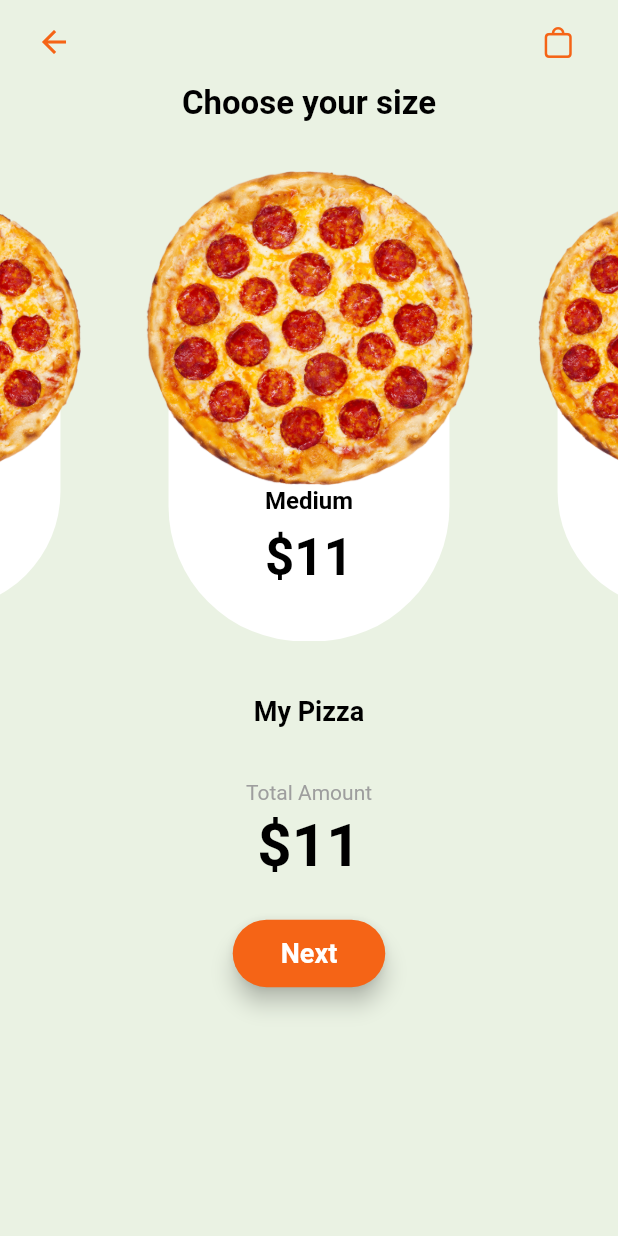
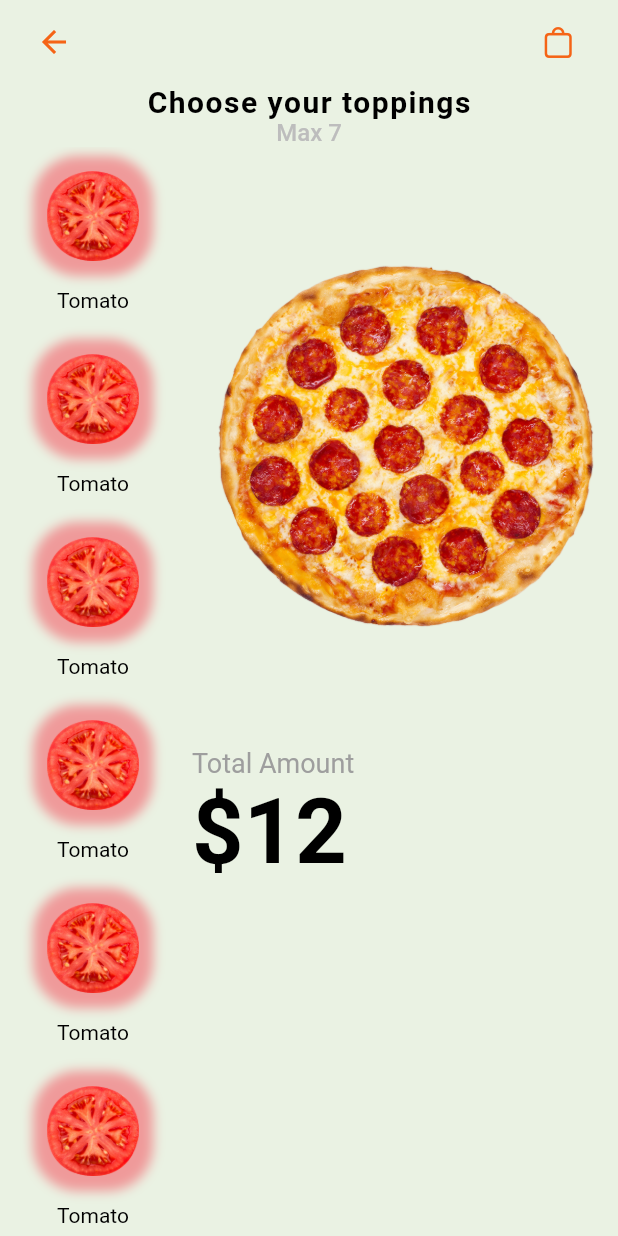
Before and after one commit to mjhamm/pizza_order_flutter, a Flutter app: the CreateStep1 screen opened directly, after a tap on "Next", on a phone screen of 412 x 824 dp. Run offline on Flutter 3.47's test engine with Material 2 defaults, Android fonts, the phone set to English and light mode, and no system bars; drawn by our look-alikes of carousel_slider.

Commit message:
toppings screen

```diff
--- a/lib/create_step_1.dart
+++ b/lib/create_step_1.dart
@@ -2,6 +2,7 @@ import 'package:carousel_slider/carousel_slider.dart';
 import 'package:flutter/cupertino.dart';
 import 'package:flutter/material.dart';
 import 'package:flutter/services.dart';
+import 'package:pizza_app/step2/create_step_2.dart';
 import 'package:pizza_app/custom_colors.dart';
 import 'package:pizza_app/step_item.dart';
 import 'package:pizza_app/step_list_item.dart';
@@ -72,6 +73,7 @@ class _CreateStep1State extends State<CreateStep1> {
                   child: Container(
                     child: CarouselSlider.builder(
                       options: CarouselOptions(
+                        scrollPhysics: BouncingScrollPhysics(),
                         viewportFraction: 0.6,
                         height: MediaQuery.of(context).size.height / 2.5,
                         initialPage: 1,
@@ -122,7 +124,7 @@ class _CreateStep1State extends State<CreateStep1> {
                       )
                     ),
                     onPressed: () {
-
+                      Navigator.of(context).push(MaterialPageRoute(builder: (context) => CreateStep2()));
                     },
                     child: Padding(
                       padding: const EdgeInsets.symmetric(horizontal: 16.0, vertical: 12.0),
--- a/lib/favorite_list_item.dart
+++ b/lib/favorite_list_item.dart
@@ -72,7 +72,7 @@ class FavoritesListItem extends StatelessWidget {
                             borderRadius: BorderRadius.circular(20)
                           )
                         ),
-                        onPressed: onPress,
+                        onPressed: () {},
                         child: Text(
                           'Add to Order',
                           style: TextStyle(
--- /dev/null
+++ b/lib/step2/create_step_2.dart
@@ -0,0 +1,133 @@
+import 'package:flutter/cupertino.dart';
+import 'package:flutter/material.dart';
+import 'package:flutter/services.dart';
+import 'package:pizza_app/custom_colors.dart';
+import 'package:pizza_app/step2/topping_list_item.dart';
+
+class CreateStep2 extends StatefulWidget {
+  @override
+  _CreateStep2State createState() => _CreateStep2State();
+}
+
+class _CreateStep2State extends State<CreateStep2> {
+  @override
+  Widget build(BuildContext context) {
+    return AnnotatedRegion<SystemUiOverlayStyle>(
+      value: SystemUiOverlayStyle.dark.copyWith(
+        statusBarColor: CustomColors.ivory
+      ),
+      child: SafeArea(
+        child: Scaffold(
+          backgroundColor: CustomColors.ivory,
+          appBar: AppBar(
+            elevation: 0.0,
+            backgroundColor: CustomColors.ivory,
+            leading: Padding(
+              padding: const EdgeInsets.only(left: 16.0),
+              child: BackButton(
+                color: CustomColors.orange,
+              ),
+            ),
+            actions: [
+              Padding(
+                padding: const EdgeInsets.only(right: 16.0),
+                child: IconButton(
+                  splashRadius: 24,
+                  onPressed: () {},
+                  icon: Icon(CupertinoIcons.bag, color: CustomColors.orange,),
+                ),
+              ),
+            ],
+          ),
+          body: Container(
+            color: Colors.transparent,
+            height: MediaQuery.of(context).size.height,
+            width: MediaQuery.of(context).size.width,
+            child: Column(
+              mainAxisAlignment: MainAxisAlignment.start,
+              children: [
+                Text(
+                  'Choose your toppings',
+                  style: TextStyle(
+                    color: Colors.black,
+                    fontSize: 20,
+                    fontWeight: FontWeight.bold,
+                    letterSpacing: 1
+                  ),
+                ),
+                Text(
+                  'Max 7',
+                  style: TextStyle(
+                    color: Colors.grey[400],
+                    fontWeight: FontWeight.w500,
+                    fontSize: 16
+                  ),
+                ),
+                Expanded(
+                  child: Row(
+                    mainAxisSize: MainAxisSize.max,
+                    mainAxisAlignment: MainAxisAlignment.start,
+                    crossAxisAlignment: CrossAxisAlignment.center,
+                    children: [
+                      Padding(
+                        padding: const EdgeInsets.only(left: 12.0, right: 16.0),
+                        child: Column(
+                          children: [
+                            Expanded(
+                              child: Container(
+                                height: MediaQuery.of(context).size.height,
+                                width: 100,
+                                child: ListView.builder(
+                                  physics: BouncingScrollPhysics(),
+                                  itemCount: 10,
+                                  itemBuilder: (context, index) {
+                                    return ToppingListItem();
+                                  },
+                                ),
+                              ),
+                            )
+                          ],
+                        ),
+                      ),
+                      Expanded(
+                        child: Container(
+                  child: Column(
+                    crossAxisAlignment: CrossAxisAlignment.start,
+                    children: [
+                      Container(
+                  child: Image.asset(
+                    'assets/images/pizza.png',
+                    height: 400,
+                  ),
+                      ),
+                      Text(
+                  'Total Amount',
+                  style: TextStyle(
+                    color: Colors.grey,
+                    fontSize: 18,
+                    fontWeight: FontWeight.w400
+                  ),
+                      ),
+                      Text(
+                  '\$12',
+                  style: TextStyle(
+                    color: Colors.black,
+                    fontSize: 60,
+                    fontWeight: FontWeight.bold
+                  ),
+                      ),
+                    ],
+                  ),
+                        ),
+                      )
+                    ],
+                  ),
+                ),
+              ],
+            ),
+          ),
+        ),
+      ),
+    );
+  }
+}
--- /dev/null
+++ b/lib/step2/topping_item.dart
@@ -0,0 +1,9 @@
+
+class ToppingItem {
+
+  final String image;
+  final String name;
+
+  ToppingItem(this.image, this.name);
+
+}
--- /dev/null
+++ b/lib/step2/topping_list_item.dart
@@ -0,0 +1,45 @@
+import 'package:flutter/material.dart';
+
+class ToppingListItem extends StatelessWidget {
+  @override
+  Widget build(BuildContext context) {
+    return Padding(
+      padding: const EdgeInsets.only(bottom: 12.0, top: 6.0),
+      child: Column(
+        children: [
+          Stack(
+            alignment: Alignment.center,
+            children: [
+              Container(
+                height: 80,
+                width: 80,
+                decoration: BoxDecoration(
+                  borderRadius: BorderRadius.circular(30),
+                  boxShadow: [
+                    BoxShadow(
+                      color: Colors.red[200],
+                      blurRadius: 6,
+                    )
+                  ]
+                ),
+              ),
+              Image.asset(
+                'assets/images/tomato.png',
+                height: 60,
+              )
+            ],
+          ),
+          Padding(
+            padding: const EdgeInsets.only(top: 8.0),
+            child: Text(
+              'Tomato',
+              style: TextStyle(
+                color: Colors.black
+              ),
+            ),
+          )
+        ],
+      )
+    );
+  }
+}
```
Also changed, not shown: assets/images/tomato.png (added).
